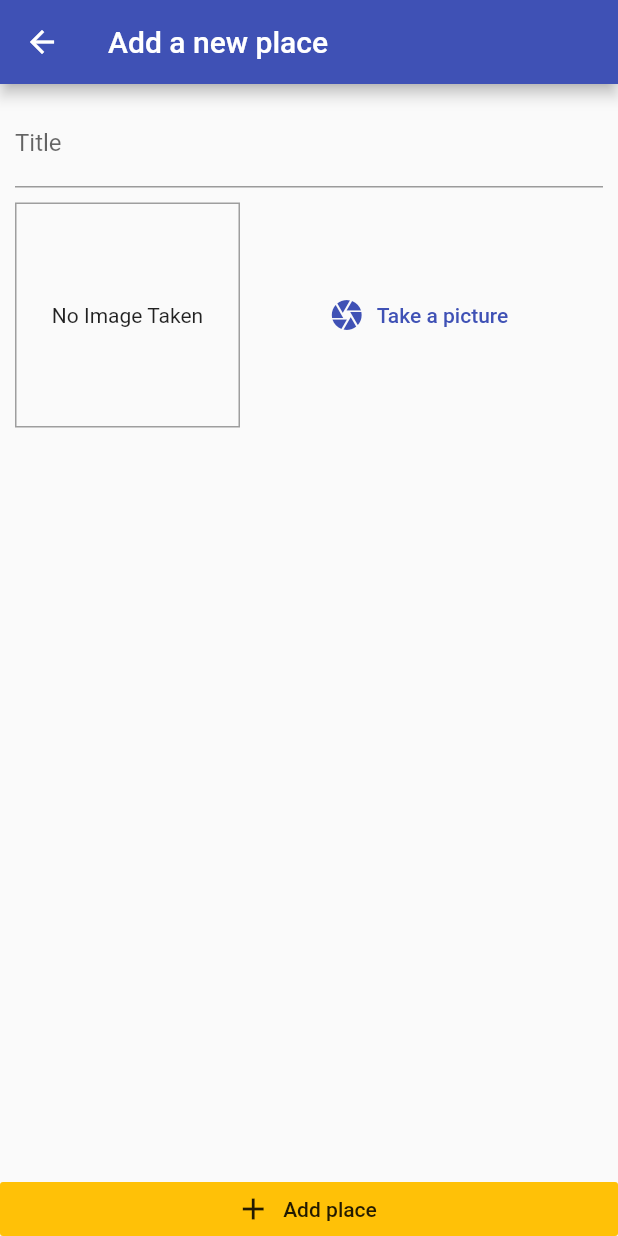
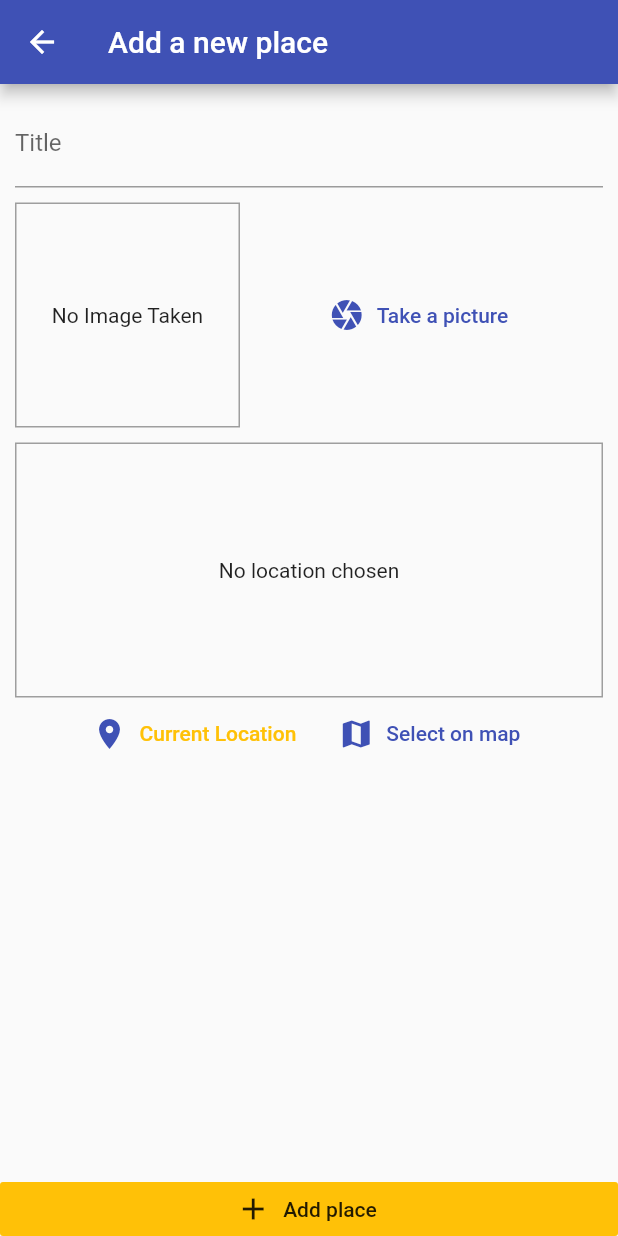
Before and after one commit to andreuhh/FavoriteSpot-app, a Flutter app: the AddPlaceScreen screen opened by its route, on a phone screen of 412 x 824 dp. Run offline on Flutter 3.47's test engine with Material 2 defaults, Android fonts, the phone set to English and light mode, and no system bars; our stand-ins replace image_picker, location, sqflite; accounts and stored records are empty.

Commit message:
location works

```diff
--- a/lib/screens/add_place_screen.dart
+++ b/lib/screens/add_place_screen.dart
@@ -4,6 +4,7 @@ import 'package:flutter/material.dart';
 import 'package:provider/provider.dart';
 
 import '../widgets/image_input.dart';
+import '../widgets/location.input.dart';
 import '../providers/great_places.dart';
 
 class AddPlaceScreen extends StatefulWidget {
@@ -55,7 +56,12 @@ class _AddPlaceScreenState extends State<AddPlaceScreen> {
                     SizedBox(
                       height: 10,
                     ),
+
                     ImageInput(_selectImage), // imageInput Component
+                    SizedBox(
+                      height: 10,
+                    ),
+                    LocationInput(),
                   ],
                 ),
               ),
--- /dev/null
+++ b/lib/widgets/location.input.dart
@@ -0,0 +1,64 @@
+import 'package:flutter/material.dart';
+import 'package:location/location.dart';
+
+class LocationInput extends StatefulWidget {
+  @override
+  _LocationInputState createState() => _LocationInputState();
+}
+
+class _LocationInputState extends State<LocationInput> {
+  String _previewImageUrl;
+
+  Future<void> _getCurrentUserLocation() async {
+    final locaData = await Location().getLocation();
+    print(locaData.latitude);
+    print(locaData.longitude);
+  }
+
+  @override
+  Widget build(BuildContext context) {
+    return Column(
+      children: <Widget>[
+        Container(
+          height: 170,
+          width: double.infinity,
+          alignment: Alignment.center,
+          decoration:
+              BoxDecoration(border: Border.all(width: 1, color: Colors.grey)),
+          child: _previewImageUrl == null
+              ? Text(
+                  'No location chosen',
+                  textAlign: TextAlign.center,
+                )
+              : Image.network(
+                  _previewImageUrl,
+                  fit: BoxFit.cover,
+                  width: double.infinity,
+                ),
+        ),
+        Row(
+          mainAxisAlignment: MainAxisAlignment.center,
+          children: <Widget>[
+            FlatButton.icon(
+              icon: Icon(
+                Icons.location_on,
+                color: Theme.of(context).primaryColor,
+              ),
+              label: Text('Current Location'),
+              textColor: Theme.of(context).accentColor,
+              onPressed: _getCurrentUserLocation,
+            ),
+            FlatButton.icon(
+              icon: Icon(
+                Icons.map,
+                color: Theme.of(context).primaryColor,
+              ),
+              label: Text('Select on map'),
+              textColor: Theme.of(context).primaryColor,
+            ),
+          ],
+        )
+      ],
+    );
+  }
+}
--- a/pubspec.yaml
+++ b/pubspec.yaml
@@ -28,6 +28,7 @@ dependencies:
   path_provider: ^1.1.0
   path: ^1.6.2
   sqflite: ^1.1.5
+  location: ^2.3.5
 
   # The following adds the Cupertino Icons font to your application.
   # Use with the CupertinoIcons class for iOS style icons.
```
Also changed, not shown: pubspec.lock, 4 other files.
